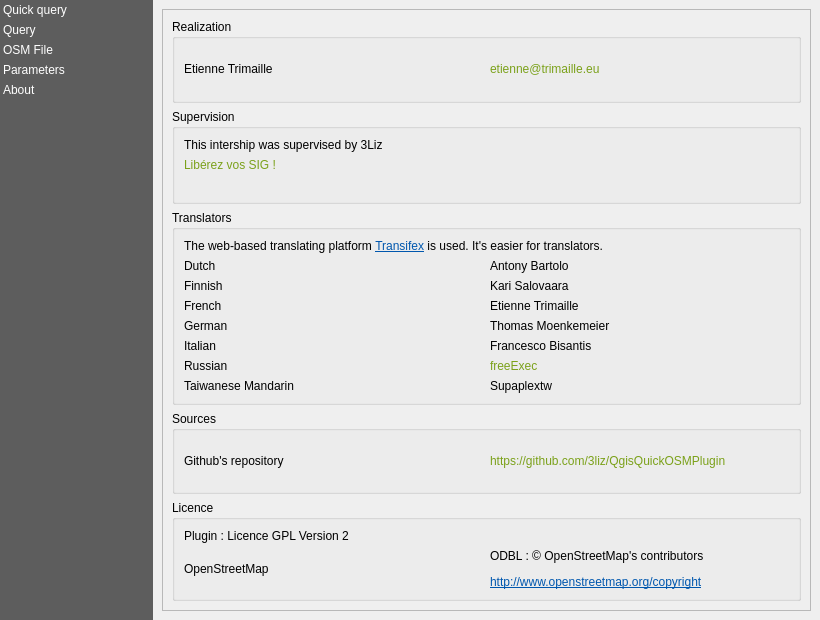
First picture: the form in ui/main_window.ui, repository 3liz/QuickOSM, before the edit.
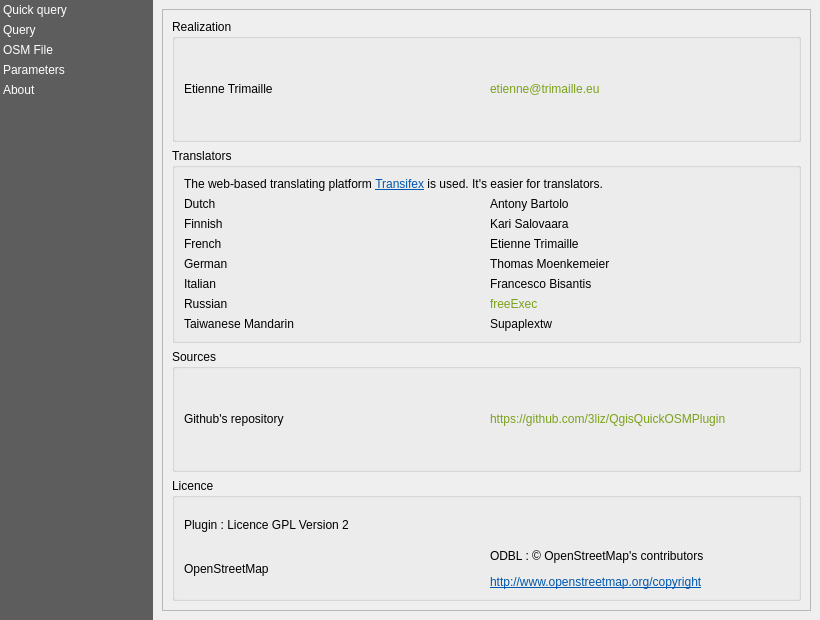
Second picture: the form after the edit. The open tabs and pages were chosen to show the change. Icons and pictures are not drawn. Custom widgets are drawn as their Qt base class.

Patch:
```diff
--- a/ui/main_window.ui
+++ b/ui/main_window.ui
@@ -279,8 +279,8 @@
              <rect>
               <x>0</x>
               <y>0</y>
-              <width>480</width>
-              <height>605</height>
+              <width>624</width>
+              <height>590</height>
              </rect>
             </property>
             <layout class="QVBoxLayout" name="verticalLayout_9">
@@ -326,62 +326,6 @@
                </layout>
               </widget>
              </item>
-             <item>
-              <widget class="QGroupBox" name="groupBox_5">
-               <property name="title">
-                <string>Supervision</string>
-               </property>
-               <layout class="QVBoxLayout" name="verticalLayout_7">
-                <item>
-                 <widget class="QLabel" name="label_10">
-                  <property name="text">
-                   <string>This intership was supervised by 3Liz</string>
-                  </property>
-                  <property name="wordWrap">
-                   <bool>true</bool>
-                  </property>
-                 </widget>
-                </item>
-                <item>
-                 <layout class="QHBoxLayout" name="horizontalLayout_4">
-                  <item>
-                   <widget class="QLabel" name="label_11">
-                    <property name="text">
-                     <string notr="true">&lt;a href=&quot;http://www.3liz.com&quot; style=&quot;color:#7BA11A;text-decoration:none;&quot;&gt;Libérez vos SIG !&lt;/a&gt;</string>
-                    </property>
-                    <property name="openExternalLinks">
-                     <bool>true</bool>
-                    </property>
-                   </widget>
-                  </item>
-                 </layout>
-                </item>
-                <item>
-                 <widget class="QLabel" name="label_12">
-                  <property name="maximumSize">
-                   <size>
-                    <width>16777215</width>
-                    <height>16777215</height>
-                   </size>
-                  </property>
-                  <property name="text">
-                   <string notr="true">&lt;html&gt;&lt;head/&gt;&lt;body&gt;&lt;p&gt;&lt;a href=&quot;http://www.3liz.com/&quot;&gt;&lt;img src=&quot;:/plugins/QuickOSM/resources/3liz.png&quot;/&gt;&lt;/a&gt;&lt;/p&gt;&lt;/body&gt;&lt;/html&gt;
-</string>
-                  </property>
-                  <property name="scaledContents">
-                   <bool>false</bool>
-                  </property>
-                  <property name="alignment">
-                   <set>Qt::AlignCenter</set>
-                  </property>
-                  <property name="openExternalLinks">
-                   <bool>true</bool>
-                  </property>
-                 </widget>
-                </item>
-               </layout>
-              </widget>
-             </item>
              <item>
               <widget class="QGroupBox" name="groupBox_8">
                <property name="title">
@@ -582,7 +526,10 @@
                   <item row="1" column="1">
                    <widget class="QLabel" name="label_16">
                     <property name="text">
-                     <string notr="true">&lt;html&gt;&lt;head/&gt;&lt;body&gt;&lt;p&gt;&lt;a href=&quot;https://www.gnu.org/licenses/gpl-2.0.html&quot;&gt;&lt;img src=&quot;:/plugins/QuickOSM/resources/gnu.png&quot;/&gt;&lt;/a&gt;&lt;/p&gt;&lt;/body&gt;&lt;/html&gt;</string>
+                     <string notr="true"/>
+                    </property>
+                    <property name="pixmap">
+                     <pixmap>../resources/gnu.png</pixmap>
                     </property>
                     <property name="alignment">
                      <set>Qt::AlignCenter</set>
```
Left out of the diff: 26 changed lines with no effect on the pictures.
